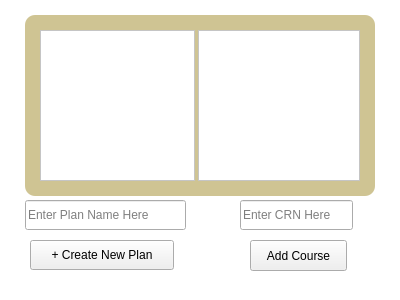
Qt form viewplanform.ui (RyanLewis155/College-Portal-Project) before a commit.
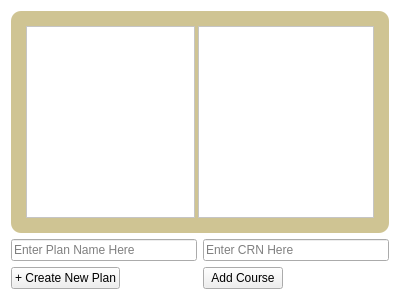
The same form after that commit.

Commit message: fixed viewplanform layout

```diff
--- a/viewplanform.ui
+++ b/viewplanform.ui
@@ -19,19 +19,13 @@
 	border-radius: 25px;
 }</string>
   </property>
+  <layout class="QGridLayout" name="gridLayout">
+   <item row="0" column="0" colspan="2">
   <widget class="QFrame" name="frame_ViewPlanForm">
-   <property name="geometry">
-    <rect>
-     <x>25</x>
-     <y>15</y>
-     <width>350</width>
-     <height>181</height>
-    </rect>
-   </property>
    <property name="sizePolicy">
     <sizepolicy hsizetype="Expanding" vsizetype="Expanding">
      <horstretch>0</horstretch>
-     <verstretch>0</verstretch>
+       <verstretch>1</verstretch>
     </sizepolicy>
    </property>
    <property name="styleSheet">
@@ -90,17 +84,11 @@
     </item>
    </layout>
   </widget>
+   </item>
+   <item row="1" column="0">
   <widget class="QLineEdit" name="lineEdit_NewPlanName">
-   <property name="geometry">
-    <rect>
-     <x>25</x>
-     <y>200</y>
-     <width>161</width>
-     <height>30</height>
-    </rect>
-   </property>
    <property name="sizePolicy">
-    <sizepolicy hsizetype="Preferred" vsizetype="Expanding">
+      <sizepolicy hsizetype="Expanding" vsizetype="Expanding">
      <horstretch>0</horstretch>
      <verstretch>0</verstretch>
     </sizepolicy>
@@ -114,15 +102,21 @@
     <string>Enter Plan Name Here</string>
    </property>
   </widget>
+   </item>
+   <item row="1" column="1">
+    <widget class="QLineEdit" name="lineEdit_CourseToAdd">
+     <property name="styleSheet">
+      <string notr="true">QLineEdit {
+    color: black;
+}</string>
+     </property>
+     <property name="placeholderText">
+      <string>Enter CRN Here</string>
+     </property>
+    </widget>
+   </item>
+   <item row="2" column="0">
   <widget class="QPushButton" name="pushButton_AddPlan">
-   <property name="geometry">
-    <rect>
-     <x>30</x>
-     <y>240</y>
-     <width>144</width>
-     <height>30</height>
-    </rect>
-   </property>
    <property name="sizePolicy">
     <sizepolicy hsizetype="Maximum" vsizetype="Minimum">
      <horstretch>0</horstretch>
@@ -133,15 +127,9 @@
     <string>+ Create New Plan</string>
    </property>
   </widget>
+   </item>
+   <item row="2" column="1">
   <widget class="QPushButton" name="pushButton_AddPlanItem">
-   <property name="geometry">
-    <rect>
-     <x>250</x>
-     <y>240</y>
-     <width>97</width>
-     <height>31</height>
-    </rect>
-   </property>
    <property name="sizePolicy">
     <sizepolicy hsizetype="Maximum" vsizetype="Maximum">
      <horstretch>0</horstretch>
@@ -152,24 +140,8 @@
     <string>Add Course</string>
    </property>
   </widget>
-  <widget class="QLineEdit" name="lineEdit_CourseToAdd">
-   <property name="geometry">
-    <rect>
-     <x>240</x>
-     <y>200</y>
-     <width>113</width>
-     <height>30</height>
-    </rect>
-   </property>
-   <property name="styleSheet">
-    <string notr="true">QLineEdit {
-    color: black;
-}</string>
-   </property>
-   <property name="placeholderText">
-    <string>Enter CRN Here</string>
-   </property>
-  </widget>
+   </item>
+  </layout>
  </widget>
  <resources/>
  <connections/>
```
Lines whose indentation alone changed are shown as unchanged.
